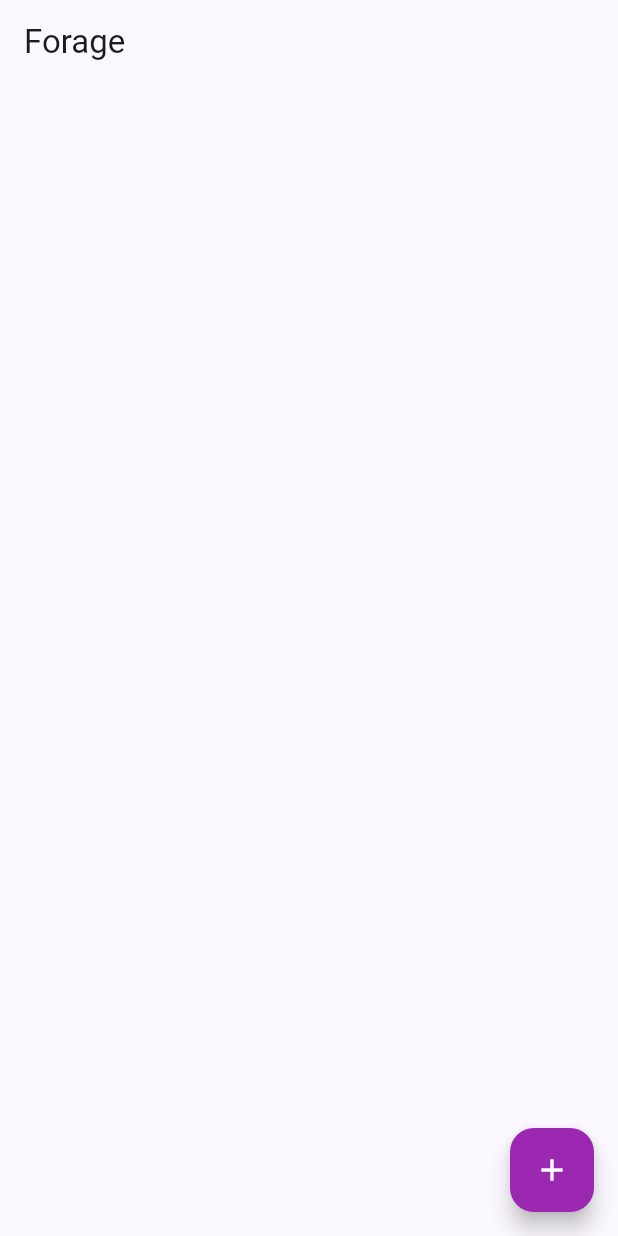
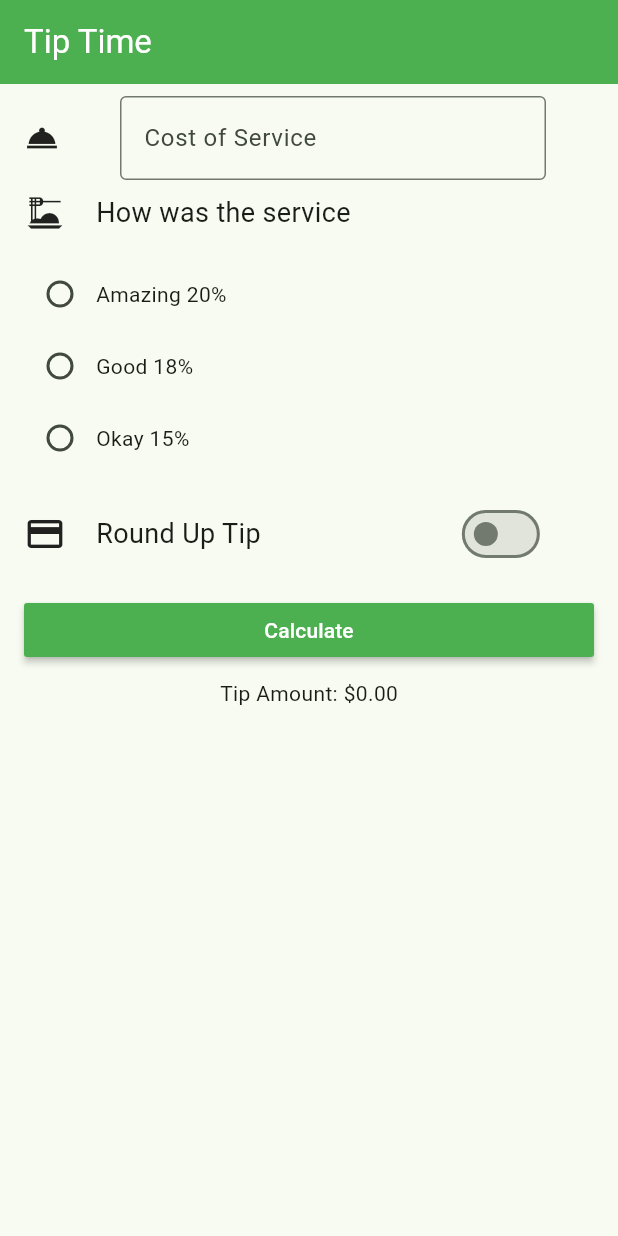
Before and after one commit to josepvazquezp/tarea5_apps, a Flutter app: the screen it shows after launch, on a phone screen of 412 x 824 dp. Run offline on Flutter 3.47's test engine with Material 3 defaults, Android fonts, the phone set to English and light mode, and no system bars.

Commit message:
Tip Time

```diff
--- a/analysis_options.yaml
+++ b/analysis_options.yaml
@@ -7,7 +7,8 @@
 
 # The following line activates a set of recommended lints for Flutter apps,
 # packages, and plugins designed to encourage good coding practices.
-include: package:flutter_lints/flutter.yaml
+
+#include: package:flutter_lints/flutter.yaml
 
 linter:
   # The lint rules applied to this project can be customized in the
--- a/lib/home_page.dart
+++ /dev/null
@@ -1,64 +0,0 @@
-import 'package:flutter/material.dart';
-import 'package:forage/details_page.dart';
-import 'package:forage/inputs_page.dart';
-import 'package:forage/provider.dart';
-import 'package:provider/provider.dart';
-
-class HomePage extends StatelessWidget {
-  HomePage({super.key});
-
-  @override
-  Widget build(BuildContext context) {
-    return Scaffold(
-      appBar: AppBar(
-        title: Text('Forage'),
-      ),
-      body: Padding(
-        padding: EdgeInsets.all(10.0),
-        child: Container(
-          height: 80,
-          child: MaterialButton(
-            onPressed: () {
-              Navigator.of(context).push(
-                MaterialPageRoute(builder: (context) => DetailPage()),
-              );
-            },
-            child: Column(
-              crossAxisAlignment: CrossAxisAlignment.start,
-              children: [
-                Text(
-                  '${context.watch<LocalProvider>().getName}',
-                  style: TextStyle(
-                    fontSize: 20,
-                    fontWeight: FontWeight.bold,
-                  ),
-                ),
-                SizedBox(height: 10),
-                Text(
-                  '${context.watch<LocalProvider>().getLocation}',
-                  style: TextStyle(
-                    fontSize: 15,
-                    color: Colors.grey[600],
-                  ),
-                ),
-                if (context.read<LocalProvider>().getLocation != "") Divider(),
-              ],
-            ),
-          ),
-        ),
-      ),
-      floatingActionButton: FloatingActionButton(
-        onPressed: () {
-          Navigator.of(context).push(
-            MaterialPageRoute(builder: (context) => InputsPage()),
-          );
-        },
-        backgroundColor: Colors.purple,
-        child: Icon(
-          Icons.add,
-          color: Colors.white,
-        ),
-      ),
-    );
-  }
-}
--- a/lib/main.dart
+++ b/lib/main.dart
@@ -1,20 +1,21 @@
 import 'package:flutter/material.dart';
-import 'package:forage/home_page.dart';
 import 'package:provider/provider.dart';
-import 'package:forage/provider.dart';
+import 'package:tip_time/tip_page.dart';
+import 'package:tip_time/tip_time_provider.dart';
 
-void main() => runApp(ChangeNotifierProvider(
-    create: (context) => LocalProvider(), child: MyApp()));
+void main() => runApp(const MyApp());
 
 class MyApp extends StatelessWidget {
-  MyApp({super.key});
+  const MyApp({super.key});
 
   @override
   Widget build(BuildContext context) {
     return MaterialApp(
-      theme: ThemeData(colorSchemeSeed: Color.fromARGB(255, 80, 47, 220)),
-      title: 'Material App',
-      home: HomePage(),
-    );
+        theme: ThemeData(colorSchemeSeed: Colors.green),
+        title: 'Material App',
+        home: ChangeNotifierProvider(
+          create: (context) => TipTimeProvider(),
+          child: TipPage(),
+        ));
   }
 }
--- a/lib/provider.dart
+++ /dev/null
@@ -1,36 +0,0 @@
-import 'package:flutter/material.dart';
-
-class LocalProvider extends ChangeNotifier {
-  String _name = "";
-  String _location = "";
-  String _notes = "";
-  bool _check = false;
-  var nameController = TextEditingController();
-  var locationController = TextEditingController();
-  var noteController = TextEditingController();
-
-  String get getName => _name;
-  String get getLocation => _location;
-  String get getNotes => _notes;
-  bool get getCheck => _check;
-
-  void setCheck() {
-    _check = !_check;
-    notifyListeners();
-  }
-
-  void save() {
-    _name = nameController.text;
-    _location = locationController.text;
-    _notes = noteController.text;
-    notifyListeners();
-  }
-
-  void reset() {
-    _check = false;
-    nameController.text = "";
-    locationController.text = "";
-    noteController.text = "";
-    notifyListeners();
-  }
-}
--- /dev/null
+++ b/lib/tip_page.dart
@@ -0,0 +1,197 @@
+import 'package:tip_time/tip_time_provider.dart';
+import 'package:flutter/material.dart';
+import 'package:provider/provider.dart';
+
+class TipPage extends StatefulWidget {
+  const TipPage({super.key});
+
+  @override
+  State<TipPage> createState() => _TipPageState();
+}
+
+class _TipPageState extends State<TipPage> {
+  var moneyController = TextEditingController();
+
+  void _showAlert() {
+    showDialog(
+        context: context,
+        builder: (context) {
+          return AlertDialog(
+              title: Text('ALERTA'),
+              content: Text('No se llenaron todos los campos'));
+        });
+  }
+
+  @override
+  Widget build(BuildContext context) {
+    return Scaffold(
+      appBar: AppBar(
+        backgroundColor: Colors.green,
+        title: Text(
+          'Tip Time',
+          style: TextStyle(color: Colors.white),
+        ),
+      ),
+      body: ListView(
+        children: [
+          Padding(
+            padding: const EdgeInsets.all(8.0),
+            child: Column(
+              children: [
+                Row(
+                  children: [
+                    Padding(
+                      padding: const EdgeInsets.only(left: 8.0),
+                      child: Column(
+                        children: [
+                          Icon(Icons.room_service),
+                        ],
+                      ),
+                    ),
+                    Expanded(
+                      child: Column(
+                        children: [
+                          Padding(
+                            padding:
+                                const EdgeInsets.symmetric(horizontal: 40.0),
+                            child: TextField(
+                              controller: moneyController,
+                              keyboardType: TextInputType.number,
+                              decoration: InputDecoration(
+                                border: OutlineInputBorder(),
+                                label: Text('Cost of Service'),
+                              ),
+                            ),
+                          ),
+                        ],
+                      ),
+                    )
+                  ],
+                ),
+                Padding(
+                  padding: const EdgeInsets.all(8.0),
+                  child: Row(
+                    children: [
+                      Icon(
+                        Icons.dinner_dining,
+                        size: 28,
+                      ),
+                      Padding(
+                        padding: const EdgeInsets.only(left: 20),
+                        child: Text(
+                          'How was the service',
+                          style: TextStyle(fontSize: 18),
+                        ),
+                      )
+                    ],
+                  ),
+                ),
+                Padding(
+                  padding: const EdgeInsets.all(8.0),
+                  child: Column(
+                    children: [
+                      Row(
+                        children: [
+                          Radio(
+                            value: 2,
+                            groupValue:
+                                context.watch<TipTimeProvider>().get_service,
+                            onChanged: (value) {
+                              context.read<TipTimeProvider>().setService(value);
+                            },
+                          ),
+                          Text('Amazing 20%')
+                        ],
+                      ),
+                      Row(
+                        children: [
+                          Radio(
+                            value: 1,
+                            groupValue:
+                                context.watch<TipTimeProvider>().get_service,
+                            onChanged: (value) {
+                              context.read<TipTimeProvider>().setService(value);
+                            },
+                          ),
+                          Text('Good 18%')
+                        ],
+                      ),
+                      Row(
+                        children: [
+                          Radio(
+                            value: 0,
+                            groupValue:
+                                context.watch<TipTimeProvider>().get_service,
+                            onChanged: (value) {
+                              context.read<TipTimeProvider>().setService(value);
+                            },
+                          ),
+                          Text('Okay 15%')
+                        ],
+                      )
+                    ],
+                  ),
+                ),
+                Padding(
+                  padding: const EdgeInsets.all(8.0),
+                  child: Row(
+                    children: [
+                      Icon(
+                        Icons.payment,
+                        size: 28,
+                      ),
+                      Padding(
+                        padding: const EdgeInsets.only(left: 20),
+                        child: Text(
+                          'Round Up Tip',
+                          style: TextStyle(fontSize: 18),
+                        ),
+                      ),
+                      Padding(
+                        padding: const EdgeInsets.only(left: 130),
+                        child: Switch(
+                          value: context.watch<TipTimeProvider>().get_isRounder,
+                          onChanged: (bool value) {
+                            context.read<TipTimeProvider>().setRounded();
+                          },
+                        ),
+                      ),
+                    ],
+                  ),
+                ),
+                Row(
+                  children: [
+                    Expanded(
+                      child: Padding(
+                        padding: const EdgeInsets.all(8.0),
+                        child: MaterialButton(
+                          color: Colors.green,
+                          onPressed: () {
+                            if (moneyController.text.isEmpty ||
+                                context.read<TipTimeProvider>().get_service ==
+                                    null) {
+                              _showAlert();
+                            } else {
+                              context.read<TipTimeProvider>().calculate(
+                                  double.parse(moneyController.text));
+                            }
+                          },
+                          child: Text(
+                            'Calculate',
+                            style: TextStyle(color: Colors.white),
+                          ),
+                        ),
+                      ),
+                    ),
+                  ],
+                ),
+                Text(
+                    'Tip Amount: \$${context.watch<TipTimeProvider>().get_tipAmount.toStringAsFixed(2)}')
+              ],
+            ),
+          ),
+        ],
+      ),
+    );
+  }
+}
--- /dev/null
+++ b/lib/tip_time_provider.dart
@@ -0,0 +1,46 @@
+import 'package:flutter/material.dart';
+
+class TipTimeProvider with ChangeNotifier {
+  int? _service = null;
+  bool _isRounded = false;
+  double _tipAmount = 0.0;
+
+  int? get get_service => _service;
+  bool get get_isRounder => _isRounded;
+  double get get_tipAmount => _tipAmount;
+
+  void setRounded() {
+    _isRounded = !_isRounded;
+    notifyListeners();
+  }
+
+  void setService(int? value) {
+    _service = value;
+    notifyListeners();
+  }
+
+  void calculate(double costOfService) {
+    switch (_service) {
+      case 0: //15%
+        _tipAmount = costOfService * 0.15;
+        break;
+      case 1: //18%
+        _tipAmount = costOfService * 0.18;
+        break;
+      case 2: //20%
+        _tipAmount = costOfService * 0.20;
+        break;
+    }
+
+    if (_isRounded) {
+      roundAmount();
+      print(_tipAmount);
+    }
+
+    notifyListeners();
+  }
+
+  void roundAmount() {
+    _tipAmount = _tipAmount.ceil().toDouble();
+  }
+}
```
Also changed, not shown: lib/details_page.dart (deleted, +0 -107 lines), lib/inputs_page.dart (deleted, +0 -130 lines), pubspec.yaml (+4 -4 lines), pubspec.lock, 26 other files.
